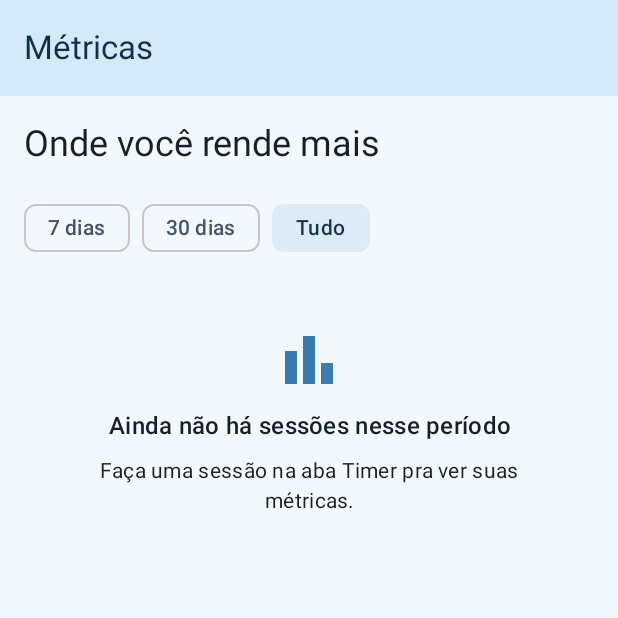
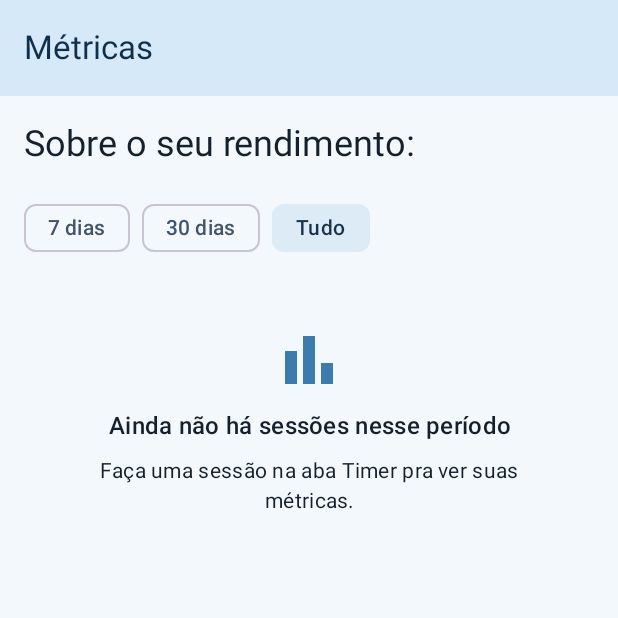
Before and after one commit to WilliamLavor/FocusApp, an Android app built with Jetpack Compose: the composable MetricasScreen called with empty values, on a phone screen of 412 x 824 dp, the top half of it. Run offline under Robolectric (Android 15) with nearby library versions, the phone set to English and light mode, and no system bars.

Commit message:
ajuste de textos e botões da interface

```diff
--- a/app/src/main/java/com/example/focusapp/ui/ajustes/AjustesScreen.kt
+++ b/app/src/main/java/com/example/focusapp/ui/ajustes/AjustesScreen.kt
@@ -180,7 +180,7 @@ fun AjustesScreen(
                 enabled = focoValido && descansoValido && metaValida,
                 modifier = Modifier.fillMaxWidth()
             ) {
-                Text(if (salvo) "Salvo!" else "Salvar tempos")
+                Text(if (salvo) "Salvo!" else "Salvar")
             }
 
             Text(
--- a/app/src/main/java/com/example/focusapp/ui/metricas/Metricas.kt
+++ b/app/src/main/java/com/example/focusapp/ui/metricas/Metricas.kt
@@ -52,9 +52,9 @@ fun calcularMetricas(sessoes: List<FocusSession>, locais: List<Local>): List<Met
 }
 
 enum class OrdemLocal(val rotulo: String) {
-    TEMPO("Mais tempo"),
-    NOTA("Melhor nota"),
-    RUIDO("Mais quietos")
+    TEMPO("Tempo"),
+    NOTA("Nota"),
+    RUIDO("Mais quieto")
 }
 
 fun ordenar(metricas: List<MetricaLocal>, ordem: OrdemLocal): List<MetricaLocal> =
--- a/app/src/main/java/com/example/focusapp/ui/metricas/MetricasScreen.kt
+++ b/app/src/main/java/com/example/focusapp/ui/metricas/MetricasScreen.kt
@@ -80,7 +80,7 @@ fun MetricasScreen(
         ) {
 
             Text(
-                text = "Onde você rende mais",
+                text = "Sobre o seu rendimento:",
                 style = MaterialTheme.typography.headlineSmall
             )
 
@@ -140,7 +140,7 @@ fun MetricasScreen(
                         partes.add(formatarHoras(melhor.minutos))
 
                         Text(
-                            text = partes.joinToString(" • "),
+                            text = partes.joinToString(" - "),
                             style = MaterialTheme.typography.bodyMedium
                         )
                     }
@@ -220,7 +220,7 @@ fun MetricasScreen(
                                 style = MaterialTheme.typography.titleSmall
                             )
 
-                            val db = if (metrica.mediaDb > 0) "${metrica.mediaDb} dB • " else ""
+                            val db = if (metrica.mediaDb > 0) "${metrica.mediaDb} dB - " else ""
 
                             Text(
                                 text = "$db${formatarHoras(metrica.minutos)}",
@@ -275,7 +275,7 @@ fun MetricasScreen(
                         if (materia.mediaDb > 0) partes.add("${materia.mediaDb} dB")
 
                         Text(
-                            text = partes.joinToString(" • "),
+                            text = partes.joinToString(" - "),
                             style = MaterialTheme.typography.bodySmall
                         )
                     }
```
Also changed, not shown: app/src/main/java/com/example/focusapp/MainActivity.kt (+17 -0 lines), app/src/main/java/com/example/focusapp/ui/focus/FocusScreen.kt (+30 -6 lines), app/src/main/java/com/example/focusapp/ui/sessao/NovaSessaoScreen.kt (+13 -5 lines).
